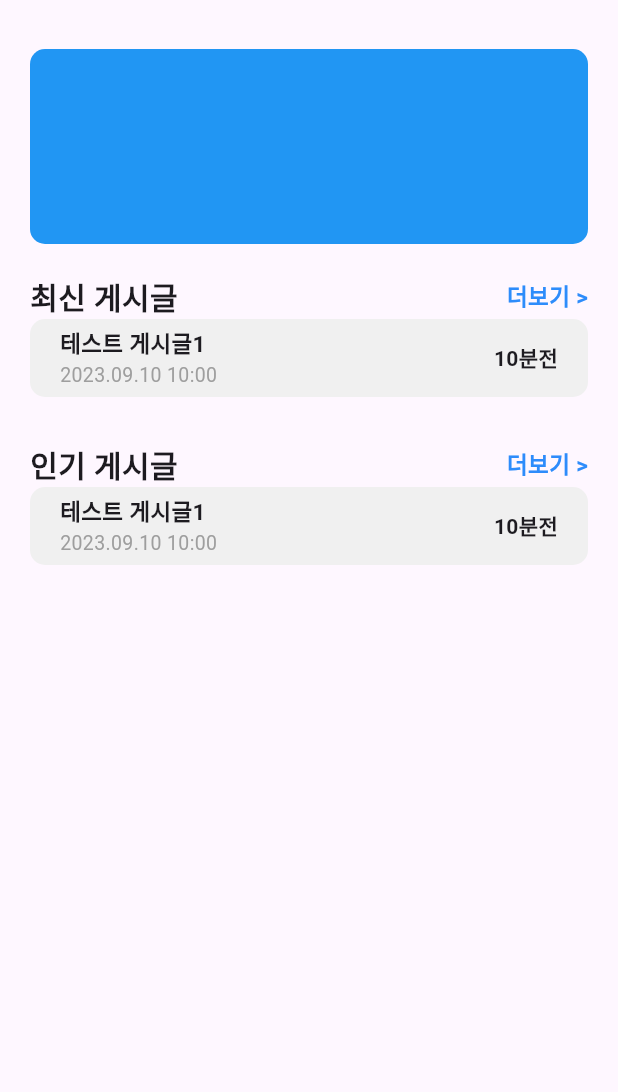
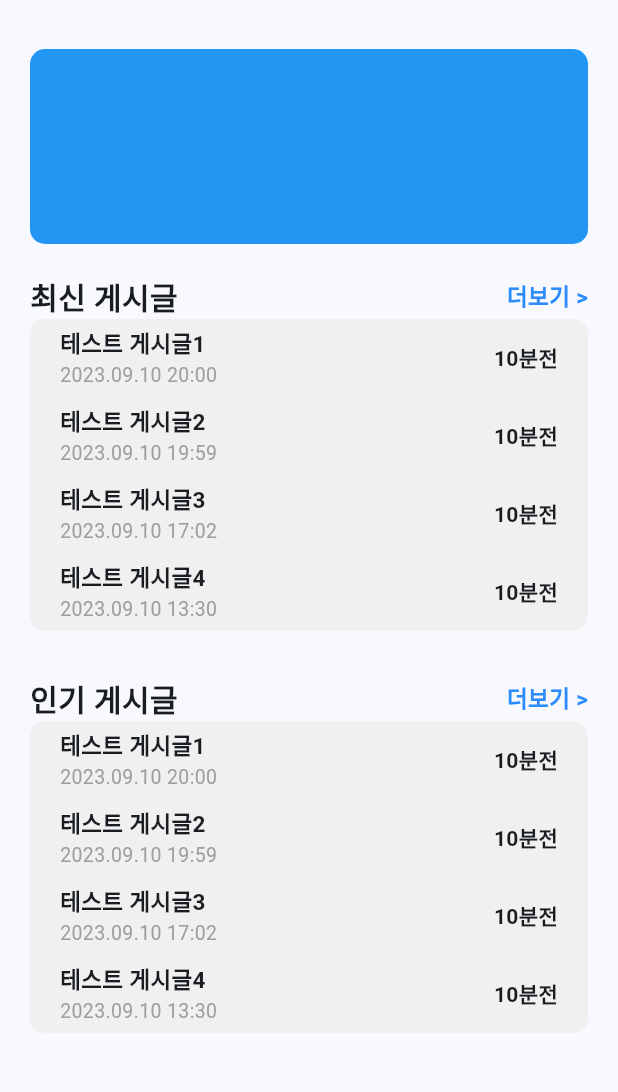
Before and after one commit to forest-6/bulletin_board_app, a Flutter app: the screen it shows after launch, on a phone screen of 412 x 824 dp, the part 80-1172 px from its top. Run offline on Flutter 3.47's test engine with Material 2 defaults, Android fonts, the light colour scheme and no system bars.

Commit message:
Feat: 게시글 목록 생성

```diff
--- a/lib/main.dart
+++ b/lib/main.dart
@@ -15,7 +15,7 @@
     return MaterialApp(
       title: 'Bowling',
       theme: ThemeData(
-        colorScheme: ColorScheme.fromSeed(seedColor: Colors.deepPurple),
+        colorScheme: ColorScheme.fromSeed(seedColor: Colors.blue),
         useMaterial3: true,
       ),
       home: const HomePage(),
@@ -24,28 +24,11 @@
 }
 
 
-class HomePage extends StatefulWidget {
+class HomePage extends StatelessWidget {
   const HomePage({super.key});
 
   @override
-  State<HomePage> createState() => _HomePageState();
-}
-
-class _HomePageState extends State<HomePage> {
-  List<dynamic> items = [];
-  Future<void> readJson() async {
-    final String response = await rootBundle.loadString('assets/json/bulletin.json');
-    final data = await json.decode(response);
-    setState(() {
-      items = data;
-    });
-    debugPrint('${items.isNotEmpty ? items[0]['title'] : 'No data'}');
-  }
-
-  @override
   Widget build(BuildContext context) {
-    readJson();
-
     return Scaffold(
       appBar: AppBar(
         title: Image.asset('assets/images/bowling_logo.png',
@@ -75,28 +58,43 @@
   }
 }
 
+class BulletinInfos {
+  int? id;
+  String? title;
+  String? content;
+  int? up;
+  int? down;
+  String? date;
+  String? time;
+
+  BulletinInfos({
+    this.id,
+    this.title,
+    this.content,
+    this.up,
+    this.down,
+    this.date,
+    this.time,
+  });
+}
+
+
+// ignore: must_be_immutable
 class Bulletins extends StatelessWidget {
   Bulletins({
-    Key? key,
-    this.title,
-    this.content,
-    this.date,
-    this.time,
-    this.up,
-    this.down,
-    this.addInfo,
+    Key? key, this.title,
   }) : super(key: key);
 
   String? title;
-  String? content;
-  String? date;
-  String? time;
-  String? up;
-  String? down;
-  String? addInfo;
 
   @override
   Widget build(BuildContext context) {
+
+    Future<List<dynamic>> getBulletinsJson() async{
+      final String response = await rootBundle.loadString('assets/json/bulletin.json');
+      final data = json.decode(response);
+      return data;
+    }
 
     return  Column(
       children: [
@@ -125,30 +123,41 @@
             borderRadius: BorderRadius.circular(10),
             color: const Color(0xffF0F0F0),
           ),
-          child: Container(
+          child:
+        FutureBuilder<List<dynamic>>(future: getBulletinsJson(), builder: (context, snapshot){
+          final List<dynamic>? bulletinInfos = snapshot.data;
+          if (bulletinInfos != null) {
+            return ListView.builder(
+              itemCount: 4,
+              scrollDirection: Axis.vertical,
+              shrinkWrap: true,
+              itemBuilder: (context, index) {
+                final bulletinInfo = bulletinInfos[index];
+
+                return Container(
                   padding: const EdgeInsets.fromLTRB(0, 5, 0, 5),
-            child: const SizedBox(
+                  child: SizedBox(
                     child: Row(
                       mainAxisAlignment: MainAxisAlignment.spaceBetween,
                       children: [
                         Column(
                           crossAxisAlignment: CrossAxisAlignment.start,
                           children: [
-                      Text('테스트 게시글1',
-                        style: TextStyle(
+                            Text('${bulletinInfo['title']}',
+                              style: const TextStyle(
                                 fontWeight: FontWeight.bold,
                                 fontSize: 15,
                               )
                             ),
-                      Text('2023.09.10 10:00',
-                        style: TextStyle(
+                            Text('${bulletinInfo['date']} ${bulletinInfo['time']}',
+                              style: const TextStyle(
                                 fontSize: 13,
                                 color: Colors.grey
                               )
                             ),
                           ],
                         ),
-                  Text('10분전',
+                        const Text('10분전',
                           style: TextStyle(
                             fontWeight: FontWeight.bold,
                             fontSize: 14,
@@ -157,7 +166,11 @@
                       ],
                     )
                   )
-          )
+              );
+              });
+          }
+          return Container();
+        })
         )
       ],
     );
```
Lines whose indentation alone changed are shown as unchanged.
